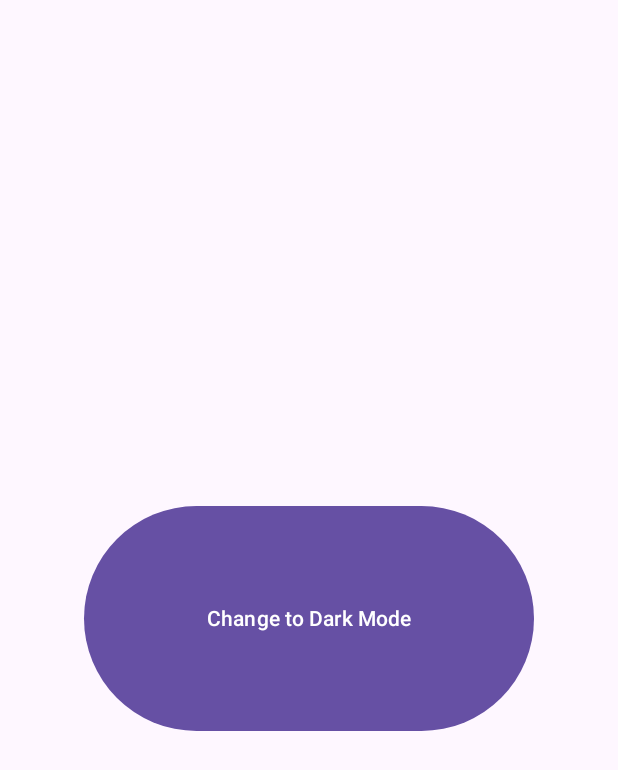
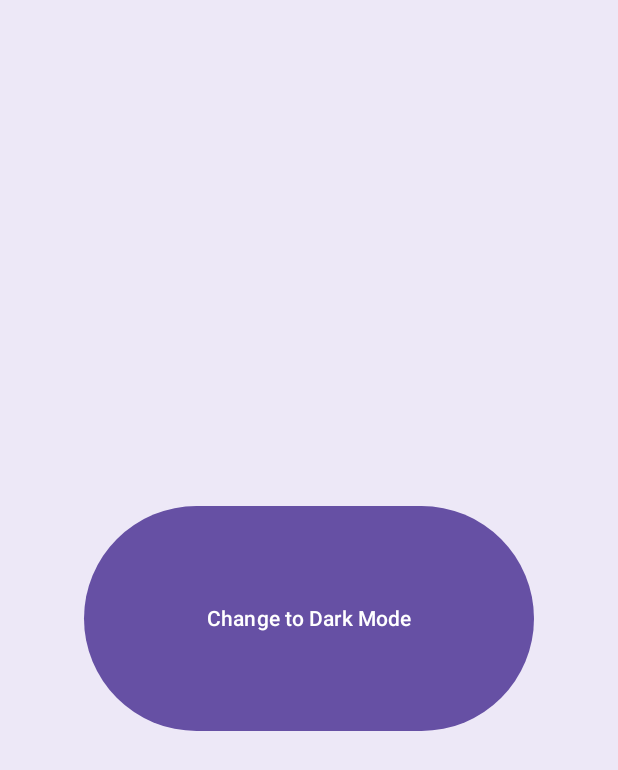
Before and after one commit to felipe-torress/into-the-darkness, an Android app built with Jetpack Compose: the screen it shows after launch (MainActivity), on a phone screen of 412 x 824 dp. Shown: the top 770 px of the screen. Run offline under Robolectric (Android 15) with nearby library versions, the phone set to English and light mode, and no system bars.

Commit message:
feat: add background colors and make navbar responsive to background color

```diff
--- a/app/src/main/java/com/example/intothedarkness/ui/theme/Color.kt
+++ b/app/src/main/java/com/example/intothedarkness/ui/theme/Color.kt
@@ -7,7 +7,7 @@ import androidx.compose.ui.graphics.Color
 val Purple80 = Color(0xFFd0bcff)
 val PurpleGrey80 = Color(0xFFccc2dc)
 val Pink80 = Color(0xFFefb8c8)
-val lightBackground = Color(0xFFffffff)
+val LightBackground = Color(0xFFede8f7)
 //endregion
 
 //region --- Dark Theme ---
@@ -15,4 +15,5 @@ val lightBackground = Color(0xFFffffff)
 val Purple40 = Color(0xFF6650a4)
 val PurpleGrey40 = Color(0xFF625b71)
 val Pink40 = Color(0xFF7d5260)
+val DarkBackground = Color(0xFF191b2a)
 //endregion
--- a/app/src/main/java/com/example/intothedarkness/ui/theme/Theme.kt
+++ b/app/src/main/java/com/example/intothedarkness/ui/theme/Theme.kt
@@ -14,13 +14,15 @@ import androidx.core.view.ViewCompat
 private val DarkColorScheme = darkColorScheme(
     primary = Purple80,
     secondary = PurpleGrey80,
-        tertiary = Pink80
+    tertiary = Pink80,
+    background = DarkBackground
 )
 
 private val LightColorScheme = lightColorScheme(
     primary = Purple40,
     secondary = PurpleGrey40,
-        tertiary = Pink40
+    tertiary = Pink40,
+    background = LightBackground
 
     /* Other default colors to override
 background = Color(0xFFFFFBFE),
@@ -48,6 +50,9 @@ fun IntoTheDarknessTheme(
         SideEffect {
             (view.context as Activity).window.statusBarColor = colorScheme.primary.toArgb()
             ViewCompat.getWindowInsetsController(view)?.isAppearanceLightStatusBars = darkTheme
+
+            (view.context as Activity).window.navigationBarColor = colorScheme.background.toArgb()
+            ViewCompat.getWindowInsetsController(view)?.isAppearanceLightNavigationBars = !darkTheme
         }
     }
 
```
Lines whose indentation alone changed are shown as unchanged.
